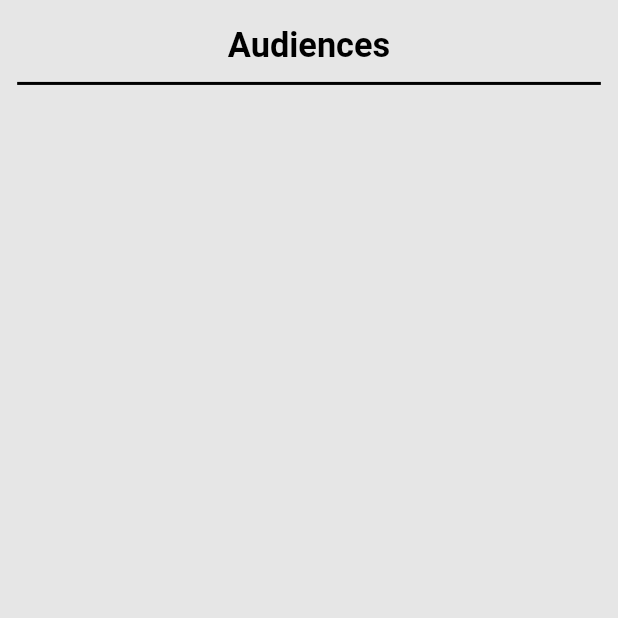
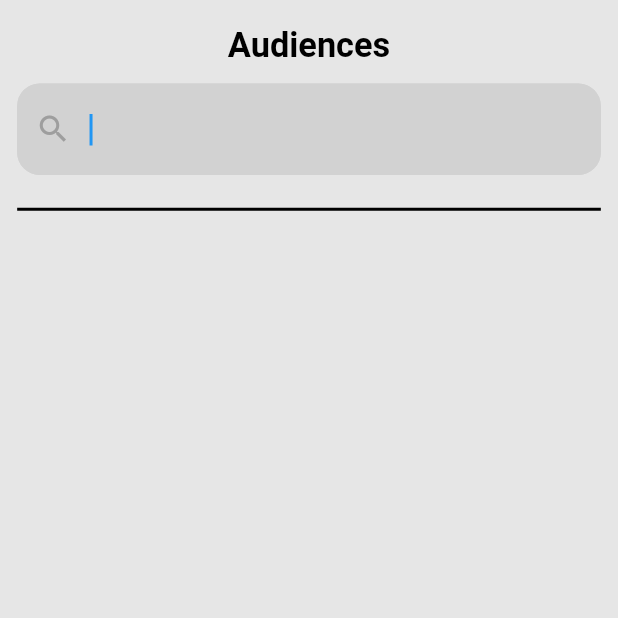
Before and after one commit to darkmoonight/IKMS, a Flutter app: the AudiencesPage screen opened directly, on a phone screen of 412 x 824 dp, the top half of it. Run offline on Flutter 3.47's test engine with Material 2 defaults, Android fonts, the phone set to English and light mode, and no system bars; our stand-ins replace date_picker_timeline, flutter_screenutil, get, get_storage; accounts and stored records are empty; generated files the repository leaves out were written again; statements that could not run were skipped.

Commit message:
add search

```diff
--- a/lib/app/modules/audiences/view.dart
+++ b/lib/app/modules/audiences/view.dart
@@ -26,6 +26,41 @@ class _AudiencesPageState extends State<AudiencesPage> {
                 textAlign: TextAlign.center,
               ),
             ),
+            Padding(
+              padding: EdgeInsets.symmetric(horizontal: 10.w, vertical: 10.w),
+              child: TextField(
+                style: theme.textTheme.headline6,
+                decoration: InputDecoration(
+                  fillColor: theme.primaryColor,
+                  filled: true,
+                  prefixIcon: InkWell(
+                    onTap: () async {},
+                    child: const Icon(
+                      Icons.search_outlined,
+                      color: Colors.grey,
+                    ),
+                  ),
+                  focusedBorder: OutlineInputBorder(
+                    borderRadius: BorderRadius.circular(15.0),
+                    borderSide: BorderSide(
+                      color: theme.primaryColor,
+                    ),
+                  ),
+                  enabledBorder: OutlineInputBorder(
+                    borderRadius: BorderRadius.circular(15.0),
+                    borderSide: BorderSide(
+                      color: theme.primaryColor,
+                    ),
+                  ),
+                  hintText: AppLocalizations.of(context)!.number,
+                  hintStyle: TextStyle(
+                    color: Colors.grey[600],
+                    fontSize: 15.sp,
+                  ),
+                ),
+                autofocus: true,
+              ),
+            ),
             Divider(
               color: theme.dividerColor,
               height: 20.w,
```
Also changed, not shown: lib/app/modules/professors/view.dart (+35 -0 lines).
